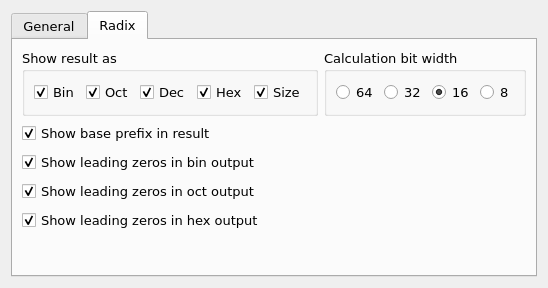
Old version of the form plugins/CalcyPy/Calcy/calcy.ui in the repository samsonwang/LaunchyQt.
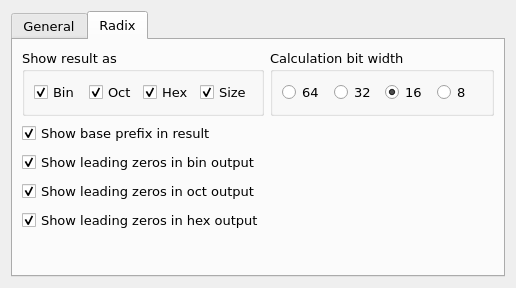
New version of the form. The open tabs and pages were chosen to show the change.

Commit message: apply settings for CalcyPy

```diff
--- a/plugins/CalcyPy/Calcy/calcy.ui
+++ b/plugins/CalcyPy/Calcy/calcy.ui
@@ -6,7 +6,7 @@
    <rect>
     <x>0</x>
     <y>0</y>
-    <width>479</width>
+    <width>516</width>
     <height>262</height>
    </rect>
   </property>
@@ -189,16 +189,6 @@
               </property>
              </widget>
             </item>
-            <item>
-             <widget class="QCheckBox" name="checkBoxDecOut">
-              <property name="text">
-               <string>Dec</string>
-              </property>
-              <property name="checked">
-               <bool>true</bool>
-              </property>
-             </widget>
-            </item>
             <item>
              <widget class="QCheckBox" name="checkBoxHexOut">
               <property name="text">
```
Left out of the diff: 17 changed lines with no effect on the pictures. The commit also changes 3 other files.
